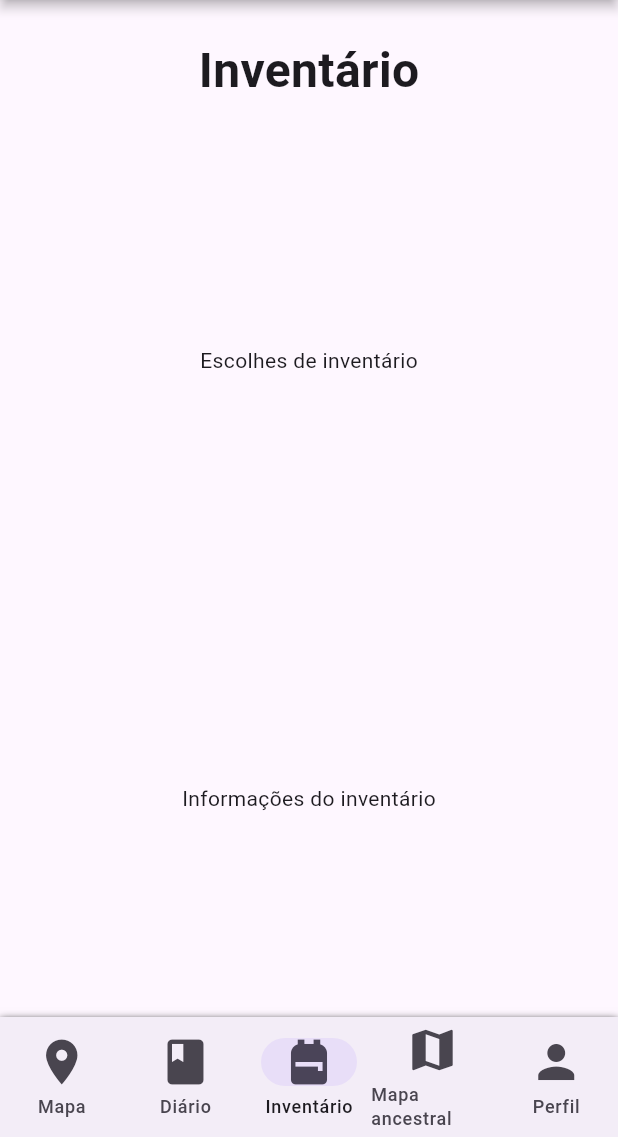
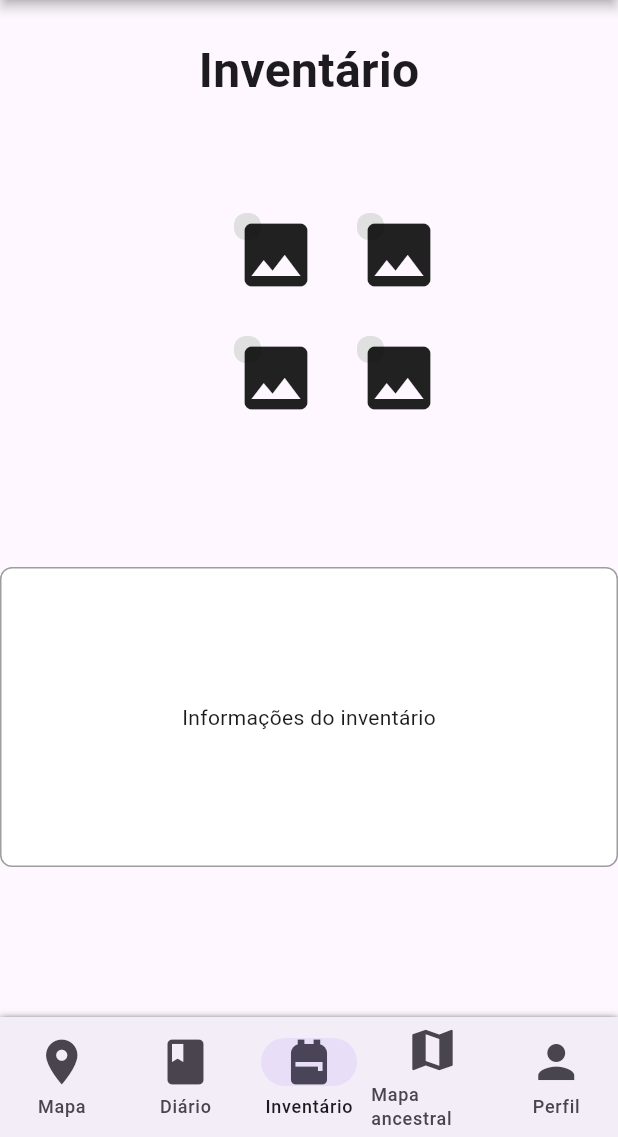
Before and after one commit to TinhoFZ/PI, a Flutter app: the screen it shows after launch, item 3 of the bottom bar chosen, on a phone screen of 412 x 824 dp, the part 99-1236 px from its top. Run offline on Flutter 3.47's test engine with Material 3 defaults, Android fonts, the phone set to English and light mode, and no system bars.

Commit message:
Tela de inventario melhorada para telas menores

```diff
--- a/lib/views/diario.dart
+++ b/lib/views/diario.dart
@@ -10,7 +10,7 @@ class Diario extends StatelessWidget {
     return Column(
       children: [
         Padding(
-          padding: const EdgeInsets.symmetric(vertical: 24.0),
+          padding: const EdgeInsets.only(top: 24.0, bottom: 48.0),
           child: Text(
             'Diário',
             style: TextStyle(
--- a/lib/views/inventario.dart
+++ b/lib/views/inventario.dart
@@ -18,13 +18,54 @@ class Inventario extends StatelessWidget {
           ),
         ),
         Expanded(
-          child: Center(
-            child: Text('Escolhes de inventário'),
+          // ISSO QUEBRA DEPENDENDO DO TAMANHO DA TELA, PRECISA DE UMA ALTURA FIXA PARA O GRIDVIEW
+          child: GridView.builder(
+            padding: const EdgeInsets.only(top: 48.0, left: 156.0, right: 156.0),
+            gridDelegate: SliverGridDelegateWithFixedCrossAxisCount(
+              crossAxisCount: 2,
+              mainAxisSpacing: 64.0,
+              crossAxisSpacing: 64.0,
+            ),
+            itemCount: 4,
+            itemBuilder:(context, index) {
+              return InkWell(
+                onTap: () {
+                  // Ir para a parte do inventário clicada
+                },
+                child: GridTile(
+                  child: Container(
+
+                    decoration: BoxDecoration(
+                      color: Colors.grey[300],
+                      borderRadius: BorderRadius.circular(8.0),
+                    ),
+                    child: Icon(Icons.image, size: 56),
+                  ),
+                )
+              );
+            },
           ),
         ),
-        Expanded(
-          child: Center(
-            child: Text('Informações do inventário'),
+        SizedBox(
+          height: 400,
+          child: Align(
+            alignment: Alignment.center,
+            child: Container(
+              // ADICIONAR WIDTH BASEADA NO TAMANHO DA TELA, OU UM PADDING
+              height: 200,
+              decoration: BoxDecoration(
+                color: Colors.white,
+                border: Border.all(
+                  color: Colors.grey,
+                  width: 1.0,
+                ),
+                borderRadius: BorderRadius.circular(8.0),
+              ),
+
+              child: Center(
+                child: Text('Informações do inventário'),
+              ),
+            ),
           ),
         ),
       ],
```
